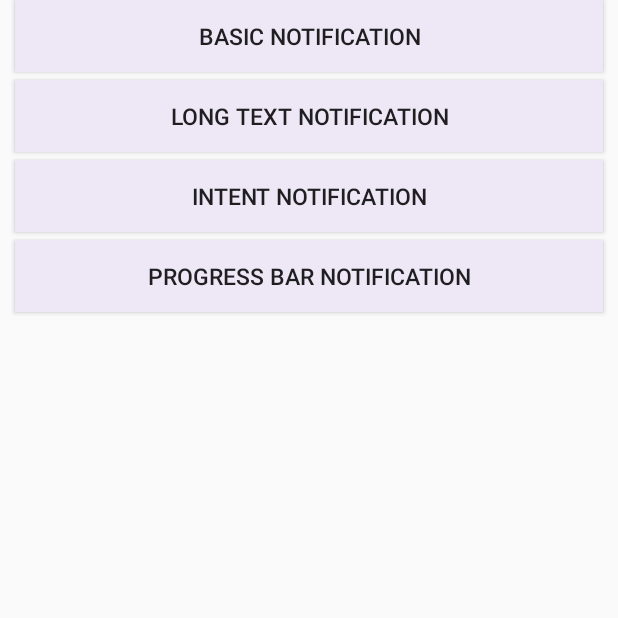
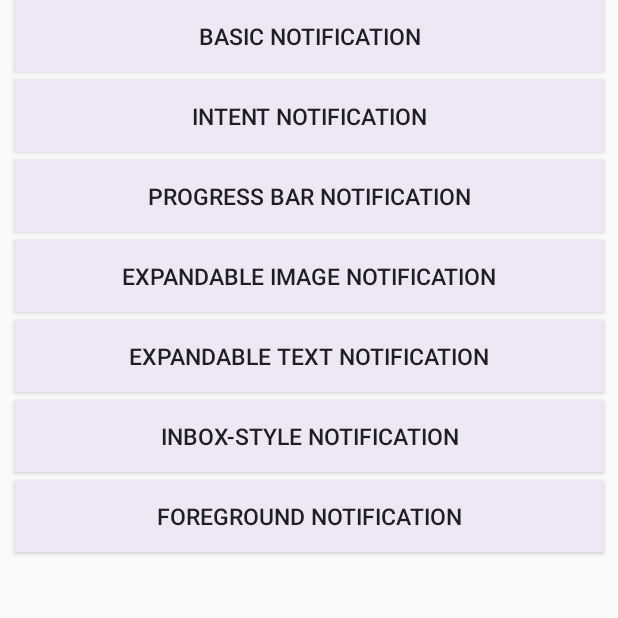
Before and after one commit to monicaivan25/NotificationsDemo, an Android app: the screen it shows after launch (MainActivity), on a phone screen of 412 x 824 dp, the top half of it. Run offline under Robolectric (Android 15) with nearby library versions, the phone set to English and light mode, and no system bars.

Commit message:
Finished heads-up notification

```diff
--- a/app/src/main/AndroidManifest.xml
+++ b/app/src/main/AndroidManifest.xml
@@ -9,7 +9,8 @@
         android:roundIcon="@mipmap/ic_launcher_round"
         android:supportsRtl="true"
         android:theme="@style/AppTheme">
-        <activity android:name=".Cat"></activity>
+
+        <activity android:name=".Cat" />
         <activity android:name=".MainActivity">
             <intent-filter>
                 <action android:name="android.intent.action.MAIN" />
--- a/app/src/main/java/com/monicaivan/notificationsdemo/MainActivity.java
+++ b/app/src/main/java/com/monicaivan/notificationsdemo/MainActivity.java
@@ -3,16 +3,17 @@ package com.monicaivan.notificationsdemo;
 import androidx.appcompat.app.AppCompatActivity;
 import androidx.core.app.NotificationCompat;
 import androidx.core.app.NotificationManagerCompat;
+import androidx.core.content.ContextCompat;
 
+import android.app.Notification;
 import android.app.NotificationChannel;
 import android.app.NotificationManager;
 import android.app.PendingIntent;
-import android.app.RemoteInput;
 import android.content.Intent;
+import android.graphics.Bitmap;
+import android.graphics.BitmapFactory;
 import android.os.Build;
 import android.os.Bundle;
-import android.view.View;
-import android.widget.Button;
 
 import java.util.Timer;
 import java.util.TimerTask;
@@ -20,9 +21,11 @@ import java.util.TimerTask;
 public class MainActivity extends AppCompatActivity {
 
     private static final String CHANNEL_ID = "channel_id";
+    private static final String PRIORITY_CHANNEL_ID = "pr_channel_id";
     private static final String KEY_TEXT_REPLY = "key_text_reply";
     private static final int CONVERSATION_REQUEST_CODE = 123;
-    private NotificationManagerCompat notificationManager;
+    private Bitmap bitmap;
+    private NotificationManagerCompat notificationManagerCompat;
 
 
     @Override
@@ -30,13 +33,17 @@ public class MainActivity extends AppCompatActivity {
         super.onCreate(savedInstanceState);
         setContentView(R.layout.activity_main);
         getSupportActionBar().hide();
+        bitmap = BitmapFactory.decodeResource(getResources(), R.drawable.cat);
         createNotificationChannel();
-        notificationManager = NotificationManagerCompat.from(this);
+        notificationManagerCompat = NotificationManagerCompat.from(this);
 
         findViewById(R.id.basic_notification_button).setOnClickListener(view -> createBasicNotification());
-        findViewById(R.id.long_text_notification_button).setOnClickListener(view -> createBasicNotificationLongText());
         findViewById(R.id.intent_notification_button).setOnClickListener(view -> createIntentNotification());
         findViewById(R.id.progress_notification_button).setOnClickListener(view -> createProgressBarNotification());
+        findViewById(R.id.expandable_image_notification_button).setOnClickListener(view -> createExpandableImageNotification());
+        findViewById(R.id.expandable_text_notification_button).setOnClickListener(view -> createExpandableTextNotification());
+        findViewById(R.id.inbox_notification_button).setOnClickListener(view -> createInboxNotification());
+        findViewById(R.id.foreground_notification_button).setOnClickListener(view -> createForegroundNotification());
     }
 
     ///Basic notifications
@@ -44,19 +51,9 @@ public class MainActivity extends AppCompatActivity {
         NotificationCompat.Builder builder = new NotificationCompat.Builder(this, CHANNEL_ID)
                 .setSmallIcon(R.drawable.ic_notifications)
                 .setContentTitle("Basic Notification")
-                .setContentText("One line text.")
-                .setPriority(NotificationCompat.PRIORITY_DEFAULT);
-        notificationManager.notify(1, builder.build());
-    }
+                .setContentText("One line text.");
 
-    private void createBasicNotificationLongText() {
-        NotificationCompat.Builder builder = new NotificationCompat.Builder(this, CHANNEL_ID)
-                .setSmallIcon(R.drawable.ic_notifications)
-                .setContentTitle("Notification Title")
-                .setStyle(new NotificationCompat.BigTextStyle()
-                        .bigText("This is a notification with a longer paragraph. This is a notification with a longer paragraph."))
-                .setPriority(NotificationCompat.PRIORITY_DEFAULT);
-        notificationManager.notify(2, builder.build());
+        notificationManagerCompat.notify(1, builder.build());
     }
 
     private void createIntentNotification() {
@@ -68,20 +65,17 @@ public class MainActivity extends AppCompatActivity {
                 .setContentTitle("Cat")
                 .setContentText("Meow.")
                 .setContentIntent(pendingIntent)
-                .setPriority(NotificationCompat.PRIORITY_DEFAULT)
                 .setAutoCancel(true);
-        notificationManager.notify(3, builder.build());
+        notificationManagerCompat.notify(3, builder.build());
     }
 
     //Progress bar notification
     private void createProgressBarNotification() {
 
-        NotificationManagerCompat notificationManager = NotificationManagerCompat.from(this);
         NotificationCompat.Builder builder = new NotificationCompat.Builder(this, CHANNEL_ID);
         builder.setContentTitle("Progress bar notification")
                 .setContentText("Loading")
-                .setSmallIcon(R.drawable.ic_notifications)
-                .setPriority(NotificationCompat.PRIORITY_LOW);
+                .setSmallIcon(R.drawable.ic_notifications);
 
         final int PROGRESS_MAX = 100;
         final int[] currentProgress = {0};
@@ -93,28 +87,79 @@ public class MainActivity extends AppCompatActivity {
                 if (currentProgress[0] == PROGRESS_MAX) {
                     builder.setContentText("Done")
                             .setProgress(0, 0, false);
-                    notificationManager.notify(3, builder.build());
+                    notificationManagerCompat.notify(4, builder.build());
                     timer.cancel();
                 } else {
                     currentProgress[0] += 10;
                     builder.setProgress(PROGRESS_MAX, currentProgress[0], false);
-                    notificationManager.notify(3, builder.build());
+                    notificationManagerCompat.notify(4, builder.build());
                 }
             }
         }, 0, 1000);
     }
 
+    //Expandable notification
+    private void createExpandableTextNotification(){
+        NotificationCompat.Builder builder = new NotificationCompat.Builder(this, CHANNEL_ID)
+                .setSmallIcon(R.drawable.ic_notifications)
+                .setContentTitle("Cat messaged you")
+                .setLargeIcon(bitmap)
+                .setStyle(new NotificationCompat.BigTextStyle()
+                        .bigText(getString(R.string.big_text)));
+
+        notificationManagerCompat.notify(5, builder.build());
+    }
+
+    private void createExpandableImageNotification(){
+        NotificationCompat.Builder builder = new NotificationCompat.Builder(this, CHANNEL_ID)
+                .setSmallIcon(R.drawable.ic_notifications)
+                .setContentTitle("Look, an image")
+                .setContentText("Just look at this image")
+                .setLargeIcon(bitmap)
+                .setStyle(new NotificationCompat.BigPictureStyle()
+                        .bigPicture(bitmap)
+                        .bigLargeIcon(null));
+        notificationManagerCompat.notify(6, builder.build());
+    }
+
+    //Inbox notification
+    private void createInboxNotification(){
+        NotificationCompat.Builder builder = new NotificationCompat.Builder(this, CHANNEL_ID)
+                .setSmallIcon(R.drawable.ic_notifications)
+                .setContentTitle("Look at this inbox!")
+                .setLargeIcon(bitmap)
+                .setStyle(new NotificationCompat.InboxStyle()
+                    .addLine("Important email")
+                    .addLine("Please verify your account")
+                    .addLine("HoT sExY gIrLzZ iN uR aReA"));
+        notificationManagerCompat.notify(7, builder.build());
+    }
+
+
+    private void createForegroundNotification(){
+        NotificationCompat.Builder builder = new NotificationCompat.Builder(this, PRIORITY_CHANNEL_ID)
+                .setSmallIcon(R.drawable.ic_notifications)
+                .setContentTitle("Foreground Notification")
+                .setContentText("This must be important.")
+                .setPriority(NotificationCompat.PRIORITY_HIGH);
+        notificationManagerCompat.notify(8, builder.build());
+
+    }
+
     private void createNotificationChannel() {
 
         if (Build.VERSION.SDK_INT >= Build.VERSION_CODES.O) {
-            CharSequence name = getString(R.string.channel_name);
-            String description = getString(R.string.channel_description);
-            int importance = NotificationManager.IMPORTANCE_DEFAULT;
-            NotificationChannel channel = new NotificationChannel(CHANNEL_ID, name, importance);
-            channel.setDescription(description);
+            NotificationChannel basicNotificationChanel = new NotificationChannel(CHANNEL_ID,
+                    "basic notification chanel",
+                    NotificationManager.IMPORTANCE_DEFAULT);
+            NotificationChannel priorityNotificationChannel = new NotificationChannel(PRIORITY_CHANNEL_ID,
+                    "priority notification channel",
+                    NotificationManager.IMPORTANCE_HIGH);
 
             NotificationManager notificationManager = getSystemService(NotificationManager.class);
-            notificationManager.createNotificationChannel(channel);
+            notificationManager.createNotificationChannel(basicNotificationChanel);
+            notificationManager.createNotificationChannel(priorityNotificationChannel);
         }
     }
+
 }
--- a/app/src/main/res/layout/activity_main.xml
+++ b/app/src/main/res/layout/activity_main.xml
@@ -17,17 +17,6 @@
         />
 
     <Button
-        android:id="@+id/long_text_notification_button"
-        android:layout_width="match_parent"
-        android:layout_height="wrap_content"
-        android:background="@color/colorPrimary"
-        android:text="Long Text Notification"
-        android:textSize="15sp"
-        android:layout_marginHorizontal="10dp"
-        android:layout_marginTop="5dp"
-        android:layout_below="@id/basic_notification_button"/>
-
-    <Button
         android:id="@+id/intent_notification_button"
         android:layout_width="match_parent"
         android:layout_height="wrap_content"
@@ -36,7 +25,7 @@
         android:textSize="15sp"
         android:layout_marginHorizontal="10dp"
         android:layout_marginTop="5dp"
-        android:layout_below="@id/long_text_notification_button"/>
+        android:layout_below="@id/basic_notification_button"/>
 
     <Button
         android:id="@+id/progress_notification_button"
@@ -48,4 +37,49 @@
         android:layout_marginHorizontal="10dp"
         android:layout_marginTop="5dp"
         android:layout_below="@id/intent_notification_button"/>
+
+    <Button
+        android:id="@+id/expandable_image_notification_button"
+        android:layout_width="match_parent"
+        android:layout_height="wrap_content"
+        android:background="@color/colorPrimary"
+        android:text="Expandable image Notification"
+        android:textSize="15sp"
+        android:layout_marginHorizontal="10dp"
+        android:layout_marginTop="5dp"
+        android:layout_below="@id/progress_notification_button"/>
+
+    <Button
+        android:id="@+id/expandable_text_notification_button"
+        android:layout_width="match_parent"
+        android:layout_height="wrap_content"
+        android:background="@color/colorPrimary"
+        android:text="Expandable text Notification"
+        android:textSize="15sp"
+        android:layout_marginHorizontal="10dp"
+        android:layout_marginTop="5dp"
+        android:layout_below="@id/expandable_image_notification_button"/>
+
+    <Button
+        android:id="@+id/inbox_notification_button"
+        android:layout_width="match_parent"
+        android:layout_height="wrap_content"
+        android:background="@color/colorPrimary"
+        android:text="Inbox-style Notification"
+        android:textSize="15sp"
+        android:layout_marginHorizontal="10dp"
+        android:layout_marginTop="5dp"
+        android:layout_below="@id/expandable_text_notification_button"/>
+
+    <Button
+        android:id="@+id/foreground_notification_button"
+        android:layout_width="match_parent"
+        android:layout_height="wrap_content"
+        android:background="@color/colorPrimary"
+        android:text="Foreground Notification"
+        android:textSize="15sp"
+        android:layout_marginHorizontal="10dp"
+        android:layout_marginTop="5dp"
+        android:layout_below="@id/inbox_notification_button"/>
+
 </RelativeLayout>
--- a/app/src/main/res/values/strings.xml
+++ b/app/src/main/res/values/strings.xml
@@ -3,4 +3,10 @@
     <string name="basic_notification">Basic Notification</string>
     <string name="channel_name">channel_name</string>
     <string name="channel_description">channel_description</string>
+    <string name="big_text">De câte ori nu auzi lamentându­se lumea de pe la noi, cum că nu prea
+avem oameni cu spirit practic; politicieni, de pildă, avem cu prisosinţă; şi nici
+de generali nu ducem lipsă – dai de ei la tot pasul; cât despre administratori
+găseşti berechet şi de tot felul, oricât de mulţi s­ar cere; când e vorba, însă, de
+oameni energici, înzestraţi cu simţ practic – i­ai de unde nu­s, să­i cauţi cu
+lumânarea! Cel puţin aşa se plânge toată lumea. Dark Souls.</string>
 </resources>
```
